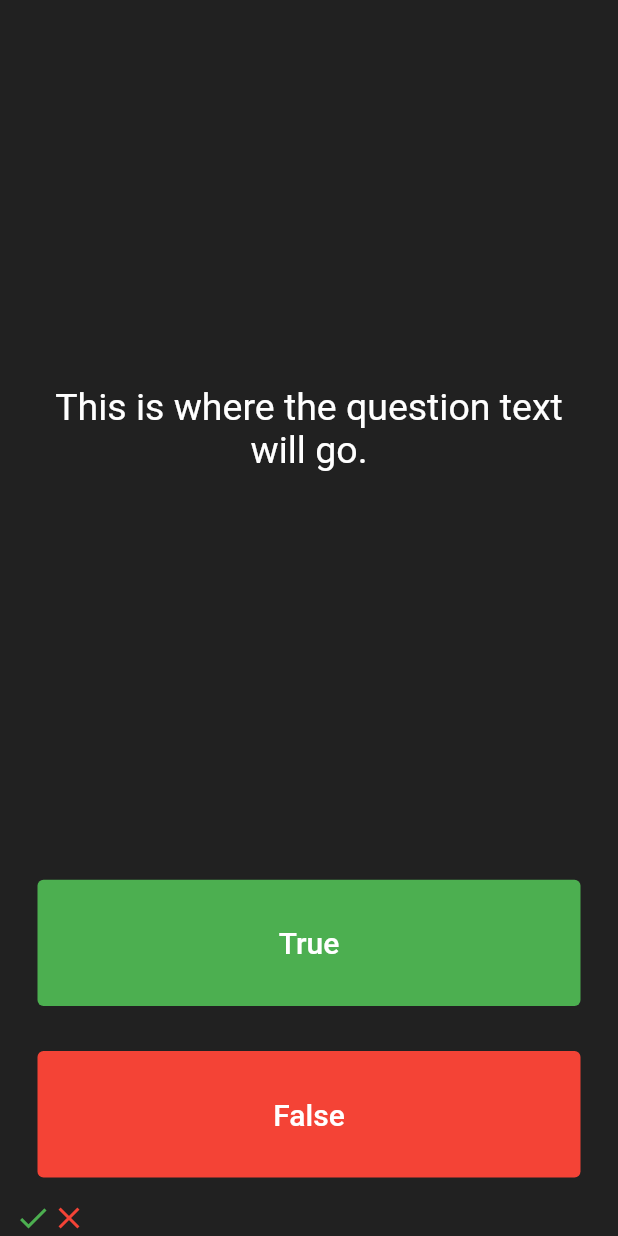
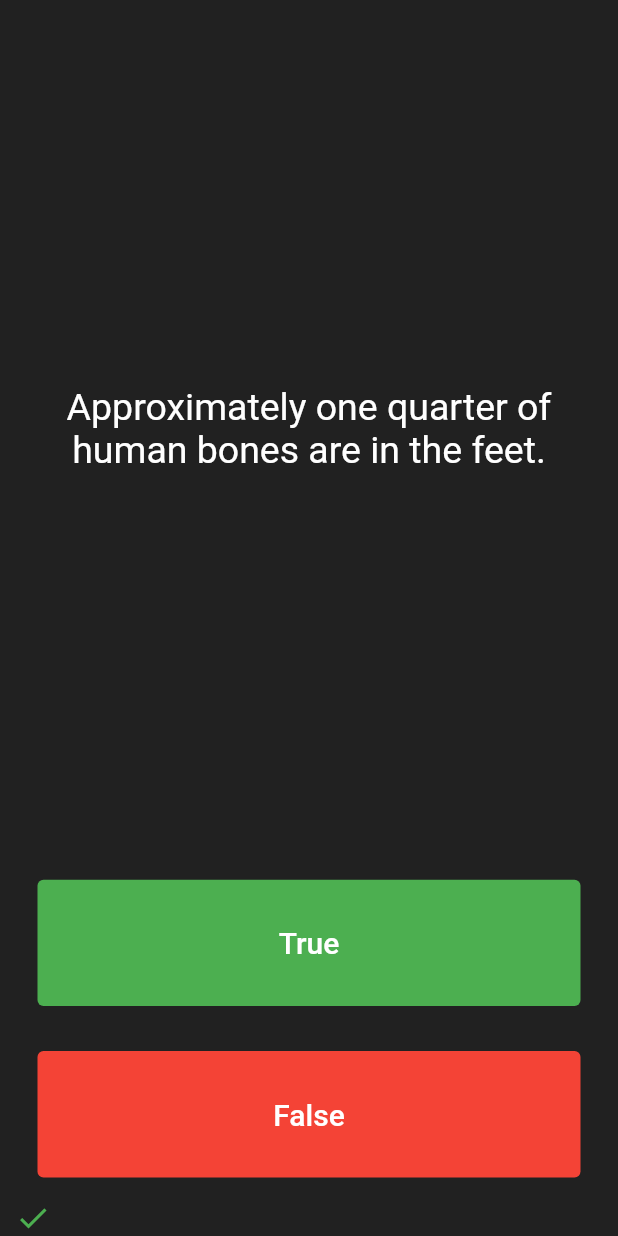
Before and after one commit to timi-petre/quizzler_byme, a Flutter app: the screen it shows after launch, after a tap on "True", on a phone screen of 412 x 824 dp. Run offline on Flutter 3.47's test engine with Material 2 defaults, Android fonts, the light colour scheme and no system bars.

Commit message:
display question

```diff
--- a/lib/main.dart
+++ b/lib/main.dart
@@ -25,6 +25,13 @@ class QuizPage extends StatefulWidget {
 }
 
 class _QuizPageState extends State<QuizPage> {
+  List<Widget> scoreKeeper = [];
+  List<String> questions = [
+    'You can lead a cow down stairs but not up stairs.',
+    'Approximately one quarter of human bones are in the feet.',
+    'A slug\'s blood is green.',
+  ];
+  int _currentQuestion = 0; //keep track of current question
   @override
   Widget build(BuildContext context) {
     return Column(
@@ -37,7 +44,7 @@ class _QuizPageState extends State<QuizPage> {
             padding: EdgeInsets.all(10.0),
             child: Center(
               child: Text(
-                'This is where the question text will go.',
+                questions[_currentQuestion],
                 textAlign: TextAlign.center,
                 style: TextStyle(
                   fontSize: 25.0,
@@ -66,6 +73,10 @@ class _QuizPageState extends State<QuizPage> {
               ),
               onPressed: () {
                 //The user picked true.
+                setState(() {
+                  scoreKeeper.add(Icon(Icons.check, color: Colors.green));
+                  _currentQuestion++;
+                });
               },
             ),
           ),
@@ -84,21 +95,16 @@ class _QuizPageState extends State<QuizPage> {
               ),
               onPressed: () {
                 //The user picked false.
+                setState(() {
+                  scoreKeeper.add(Icon(Icons.close, color: Colors.red));
+                  _currentQuestion++;
+                });
               },
             ),
           ),
         ),
         Row(
-          children: [
-            Icon(
-              Icons.check,
-              color: Colors.green,
-            ),
-            Icon(
-              Icons.close,
-              color: Colors.red,
-            ),
-          ],
+          children: scoreKeeper,
         )
       ],
     );
```
